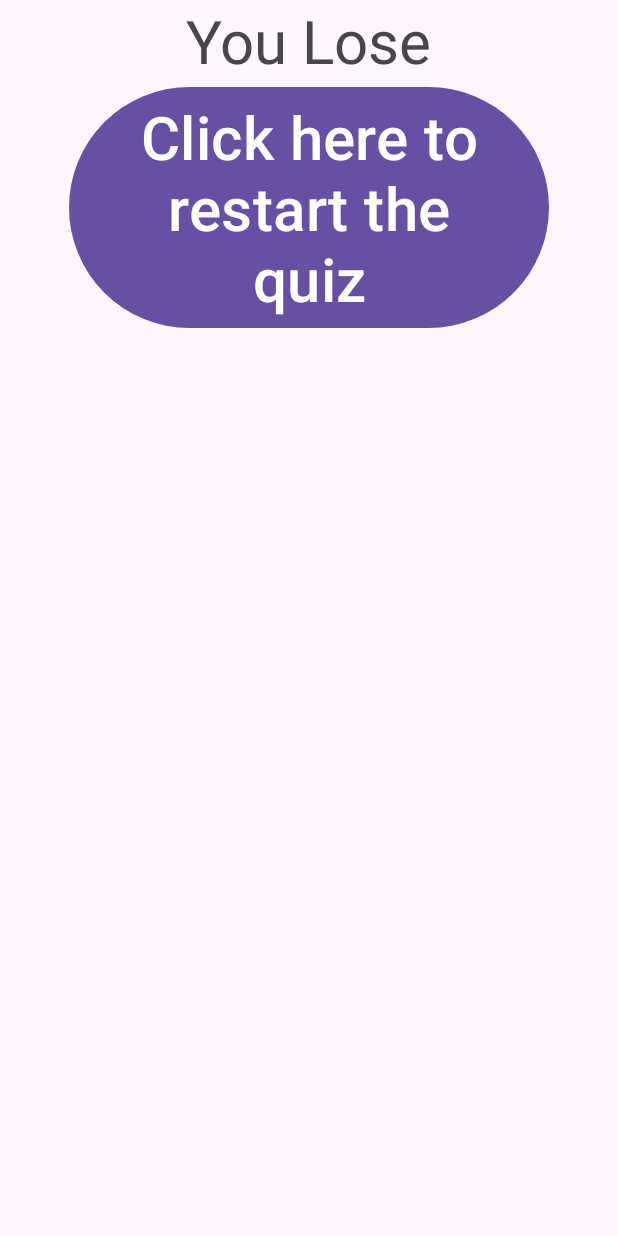
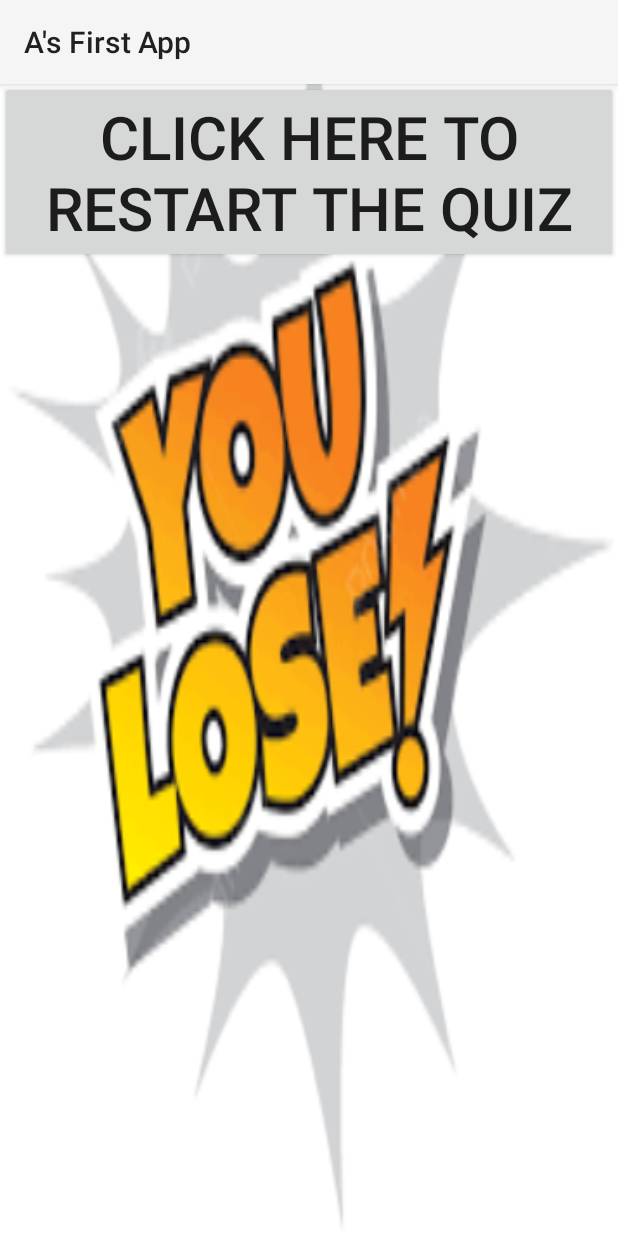
Before and after one commit to Slinkypie1/Azi_First_App, an Android app: the Failure screen opened directly, with no data from a screen before it, on a phone screen of 412 x 824 dp. Run offline under Robolectric (Android 15) with nearby library versions, the phone set to English and light mode, and no system bars.

Commit message:
I made a success screen and a menu and made all buttons in the question screen work

```diff
--- a/app/src/main/AndroidManifest.xml
+++ b/app/src/main/AndroidManifest.xml
@@ -10,8 +10,11 @@
         android:label="@string/app_name"
         android:roundIcon="@mipmap/ic_launcher_round"
         android:supportsRtl="true"
-        android:theme="@style/Theme.AsFirstApp"
+        android:theme="@style/Theme.AppCompat.Light"
         tools:targetApi="31">
+        <activity
+            android:name=".CorrectScreen1"
+            android:exported="false" />
         <activity
             android:name=".Failure"
             android:exported="false" />
--- a/app/src/main/java/com/example/asfirstapp/Failure.java
+++ b/app/src/main/java/com/example/asfirstapp/Failure.java
@@ -1,6 +1,9 @@
 package com.example.asfirstapp;
 
+import android.content.Intent;
 import android.os.Bundle;
+import android.view.View;
+import android.widget.Button;
 
 import androidx.activity.EdgeToEdge;
 import androidx.appcompat.app.AppCompatActivity;
@@ -8,16 +11,27 @@ import androidx.core.graphics.Insets;
 import androidx.core.view.ViewCompat;
 import androidx.core.view.WindowInsetsCompat;
 
-public class Failure extends AppCompatActivity {
-
+public class Failure extends AppCompatActivity implements View.OnClickListener {
+    Button BtClickLose;
     @Override
     protected void onCreate(Bundle savedInstanceState) {
         super.onCreate(savedInstanceState);
         EdgeToEdge.enable(this);
         setContentView(R.layout.activity_failure_screen);
         ViewCompat.setOnApplyWindowInsetsListener(findViewById(R.id.main3), (v, insets) -> {
-
+            initViews();
             return insets;
         });
     }
+
+    private void initViews() {
+        BtClickLose = findViewById(R.id.BtClickLose);
+        BtClickLose.setOnClickListener(this);
+    }
+
+    @Override
+    public void onClick(View view) {
+        Intent intent  = new Intent(this, MainActivity.class);
+        startActivity(intent);
+    }
 }
--- a/app/src/main/res/layout/activity_failure_screen.xml
+++ b/app/src/main/res/layout/activity_failure_screen.xml
@@ -7,11 +7,13 @@
     android:layout_width="match_parent"
     android:layout_height="match_parent"
     tools:context=".Failure"
-    android:orientation="vertical">
+    android:orientation="vertical"
+    android:background="@drawable/you_lose">
+
     <LinearLayout
         android:layout_width="wrap_content"
         android:layout_height="wrap_content"
-        android:orientation="vertical"/>
+        android:orientation="vertical" />
     <TextView
         android:layout_width="wrap_content"
         android:layout_height="wrap_content"
@@ -21,6 +23,7 @@
     <Button
         android:layout_width="wrap_content"
         android:layout_height="wrap_content"
+        android:id="@+id/BtClickLose"
         android:text="Click here to restart the quiz"
         android:layout_gravity="center_horizontal|center_vertical"
         android:textSize="40sp"/>
--- a/app/src/main/res/layout/activity_third.xml
+++ b/app/src/main/res/layout/activity_third.xml
@@ -37,7 +37,7 @@
     android:id="@+id/BtClick4"
     android:text="C. pt"
     android:textSize="30sp"
-        android:backgroundTint="#FF0000"/>
+    android:backgroundTint="#FF0000"/>
     <Button
         android:layout_width="wrap_content"
         android:layout_height="wrap_content"
--- a/gradle.properties
+++ b/gradle.properties
@@ -19,3 +19,4 @@ android.useAndroidX=true
 # resources declared in the library itself and none from the library's dependencies,
 # thereby reducing the size of the R class for that library
 android.nonTransitiveRClass=true
+android.nonFinalResIds=false
```
Also changed, not shown: app/src/main/java/com/example/asfirstapp/CorrectScreen1.java (added, +22 -0 lines), app/src/main/java/com/example/asfirstapp/MainActivity.java (+6 -8 lines), app/src/main/java/com/example/asfirstapp/Second.java (+21 -0 lines), app/src/main/java/com/example/asfirstapp/Third.java (+9 -2 lines), app/src/main/res/layout/activity_correct_screen1.xml (added, +25 -0 lines), app/src/main/res/menu/level_select.xml (added, +8 -0 lines), app/src/main/res/drawable/you_lose.png (added).
